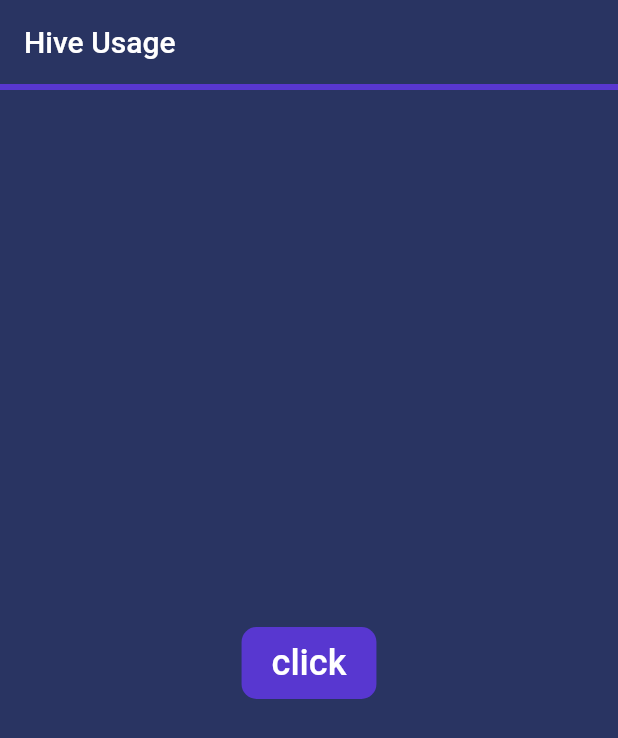
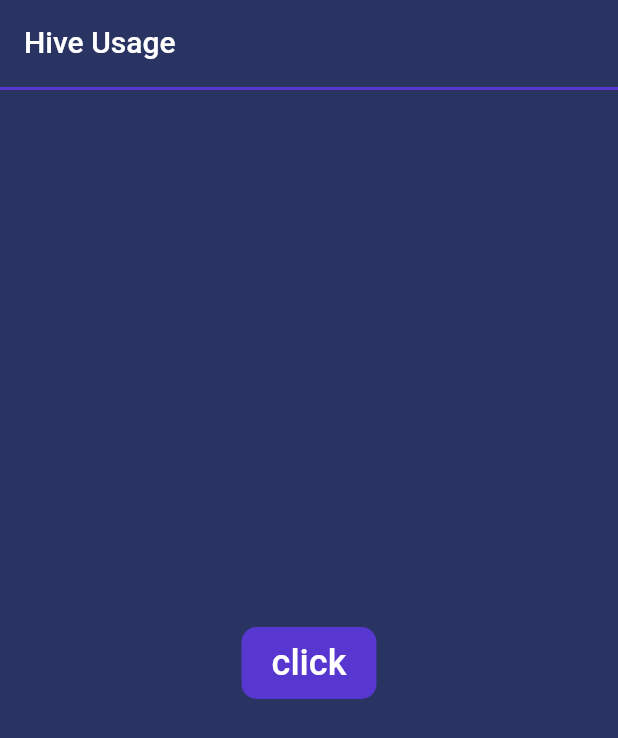
Before and after one commit to baranzen/flutter_hive, a Flutter app: the screen it shows after launch, on a phone screen of 412 x 824 dp. Shown: the top 738 px of the screen. Run offline on Flutter 3.47's test engine with Material 2 defaults, Android fonts, the phone set to English and light mode, and no system bars; our stand-ins replace flutter_hex_color, hive, hive_flutter; accounts and stored records are empty.

Commit message:
Update home_page.dart

```diff
--- a/lib/pages/home_page.dart
+++ b/lib/pages/home_page.dart
@@ -17,7 +17,7 @@
             preferredSize: const Size.fromHeight(4.0),
             child: Container(
               color: HexColor('#5837D0'),
-              height: 4.0,
+              height: 2.0,
             ),
           ),
         ),
```
